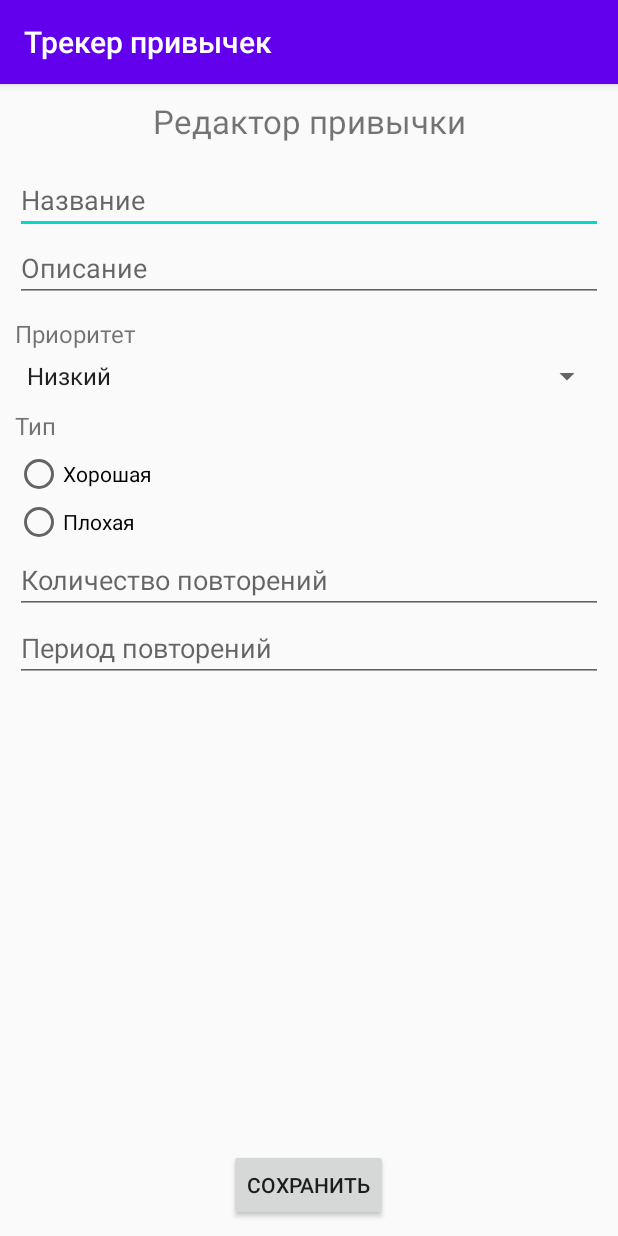
After one commit to PetrovaDaria/mobile-doubletapp, an Android app: the EditHabitFragment screen opened directly, with no data from a screen before it, on a phone screen of 412 x 824 dp. The commit adds this screen. Run offline under Robolectric (Android 15) with nearby library versions, the phone set to English and light mode, and no system bars.

Commit message:
фрагмент для редактора привычки

```diff
--- a/app/src/main/AndroidManifest.xml
+++ b/app/src/main/AndroidManifest.xml
@@ -9,14 +9,14 @@
         android:roundIcon="@mipmap/ic_launcher_round"
         android:supportsRtl="true"
         android:theme="@style/AppTheme">
-        <activity android:name=".MainActivity">
+        <activity android:name=".activities.MainActivity">
             <intent-filter>
                 <action android:name="android.intent.action.MAIN" />
 
                 <category android:name="android.intent.category.LAUNCHER" />
             </intent-filter>
         </activity>
-        <activity android:name=".EditHabitActivity"/>
+        <activity android:name=".activities.EditHabitActivity"/>
     </application>
 
 </manifest>
--- a/app/src/main/java/com/example/habittracker/DataAdapter.kt
+++ b/app/src/main/java/com/example/habittracker/DataAdapter.kt
@@ -6,13 +6,14 @@ import android.view.View
 import android.view.ViewGroup
 import android.widget.TextView
 import androidx.recyclerview.widget.RecyclerView
+import com.example.habittracker.enums.Priority
+import com.example.habittracker.enums.Type
 
 
 class DataAdapter(private var items: MutableList<Habit>) : RecyclerView.Adapter<DataAdapter.ViewHolder>() {
     protected lateinit var clickListener: View.OnClickListener
 
     fun setOnItemClickListener(clickListener: View.OnClickListener) {
-        println("set")
         this.clickListener = clickListener
     }
 
--- a/app/src/main/java/com/example/habittracker/Habit.kt
+++ b/app/src/main/java/com/example/habittracker/Habit.kt
@@ -1,6 +1,8 @@
 package com.example.habittracker
 
 import android.os.Parcelable
+import com.example.habittracker.enums.Priority
+import com.example.habittracker.enums.Type
 import kotlinx.android.parcel.Parcelize
 
 @Parcelize
--- /dev/null
+++ b/app/src/main/java/com/example/habittracker/activities/EditHabitActivity.kt
@@ -0,0 +1,23 @@
+package com.example.habittracker.activities
+
+import android.os.Bundle
+import androidx.appcompat.app.AppCompatActivity
+import com.example.habittracker.fragments.EditHabitFragment
+import com.example.habittracker.R
+
+
+class EditHabitActivity: AppCompatActivity() {
+    override fun onCreate(savedInstanceState: Bundle?) {
+        super.onCreate(savedInstanceState)
+        setContentView(R.layout.edit_habit_activity)
+        if (savedInstanceState == null) {
+            supportFragmentManager
+                .beginTransaction()
+                .add(
+                    R.id.edit_habit_activity,
+                    EditHabitFragment()
+                )
+                .commit()
+        }
+    }
+}
--- a/app/src/main/java/com/example/habittracker/Priority.kt
+++ b/app/src/main/java/com/example/habittracker/enums/Priority.kt
@@ -1,4 +1,4 @@
-package com.example.habittracker
+package com.example.habittracker.enums
 
 enum class Priority(val value: String) {
     Low("Низкий"),
--- a/app/src/main/java/com/example/habittracker/Type.kt
+++ b/app/src/main/java/com/example/habittracker/enums/Type.kt
@@ -1,4 +1,4 @@
-package com.example.habittracker
+package com.example.habittracker.enums
 
 enum class Type(val value: String) {
     Good("Хорошая"),
--- /dev/null
+++ b/app/src/main/java/com/example/habittracker/fragments/EditHabitFragment.kt
@@ -0,0 +1,112 @@
+package com.example.habittracker.fragments
+
+import android.content.Intent
+import android.os.Bundle
+import android.view.LayoutInflater
+import android.view.View
+import android.view.ViewGroup
+import android.widget.*
+import androidx.appcompat.app.AppCompatActivity
+import androidx.fragment.app.Fragment
+import com.example.habittracker.Habit
+import com.example.habittracker.enums.Priority
+import com.example.habittracker.R
+import com.example.habittracker.enums.Type
+
+class EditHabitFragment: Fragment() {
+    private var habitPosition = -1
+
+    private val habitPriorities = mapOf(
+        Priority.Low to 0,
+        Priority.Medium to 1,
+        Priority.High to 2
+    )
+
+    private val priorityIndexToEnum = mapOf(
+        "Низкий" to Priority.Low,
+        "Средний" to Priority.Medium,
+        "Высокий" to Priority.High
+    )
+
+    private val habitTypeToId = mapOf (
+        Type.Good to R.id.habit_type_good,
+        Type.Bad to R.id.habit_type_bad
+    )
+
+    override fun onCreateView(
+        inflater: LayoutInflater,
+        container: ViewGroup?,
+        savedInstanceState: Bundle?
+    ): View? {
+        val view = inflater.inflate(R.layout.edit_habit_fragment, container, false)
+
+        val habit = activity?.intent?.getParcelableExtra<Habit>("habit")
+        val habitPosition = activity?.intent?.getIntExtra("habitPosition", -1) ?: -1
+        this.habitPosition = habitPosition
+
+        if (habit != null) {
+            val habitName = view.findViewById<EditText>(R.id.habit_name_edit)
+            habitName.setText(habit.Name)
+
+            val habitDescription = view.findViewById<EditText>(R.id.habit_description_edit)
+            habitDescription.setText(habit.Description)
+
+            val habitPriority = view.findViewById<Spinner>(R.id.habit_priority_edit)
+            val selection = habitPriorities[habit.Priority]
+            if (selection != null) {
+                habitPriority.setSelection(selection)
+            }
+
+            val habitTypeId = habitTypeToId[habit.Type] ?: R.id.habit_type_good
+            val habitType = view.findViewById<RadioButton>(habitTypeId)
+            habitType.isChecked = true
+
+            val habitTimes = view.findViewById<EditText>(R.id.habit_times_edit)
+            habitTimes.setText(habit.Times.toString())
+
+            val habitPeriod = view.findViewById<EditText>(R.id.habit_period_edit)
+            habitPeriod.setText(habit.Period.toString())
+        }
+
+        return view
+    }
+
+    override fun onViewCreated(view: View, savedInstanceState: Bundle?) {
+        fun onSave() {
+            val name = view.findViewById<EditText>(R.id.habit_name_edit)
+            val description = view.findViewById<EditText>(R.id.habit_description_edit)
+            val priority = view.findViewById<Spinner>(R.id.habit_priority_edit)
+            val type = view.findViewById<RadioGroup>(R.id.habit_type_edit)
+            val times = view.findViewById<EditText>(R.id.habit_times_edit)
+            val period = view.findViewById<EditText>(R.id.habit_period_edit)
+
+            val priorityValue = priorityIndexToEnum[priority.selectedItem.toString()] ?: Priority.High;
+
+            val typeValue = if (type.checkedRadioButtonId == R.id.habit_type_good) {
+                Type.Good
+            } else {
+                Type.Bad
+            }
+
+            val habit = Habit(
+                name.text.toString() ?: "",
+                description.text.toString() ?: "",
+                priorityValue ?: Priority.High,
+                typeValue ?: Type.Good,
+                times?.text?.toString()?.toInt() ?: 1,
+                period?.text?.toString()?.toInt() ?: 1
+            )
+
+            val intent = Intent()
+            intent.putExtra("habit", habit)
+            intent.putExtra("habitPosition", habitPosition)
+            activity?.setResult(AppCompatActivity.RESULT_OK, intent)
+            activity?.finish()
+        }
+
+        val saveBtn = view.findViewById<Button>(R.id.habit_save)
+        saveBtn.setOnClickListener {
+            onSave()
+        }
+    }
+}
--- /dev/null
+++ b/app/src/main/res/layout/edit_habit_activity.xml
@@ -0,0 +1,8 @@
+<?xml version="1.0" encoding="utf-8"?>
+<LinearLayout xmlns:android="http://schemas.android.com/apk/res/android"
+    android:id="@+id/edit_habit_activity"
+    android:layout_width="match_parent"
+    android:layout_height="match_parent"
+    android:fillViewport="true"
+    android:orientation="vertical">
+</LinearLayout>
--- a/app/src/main/res/layout/edit_habit.xml
+++ b/app/src/main/res/layout/edit_habit_fragment.xml
@@ -99,7 +99,7 @@
             android:gravity="center|bottom"
             >
             <Button
-                android:onClick="onSave"
+                android:id="@+id/habit_save"
                 android:layout_width="wrap_content"
                 android:layout_height="wrap_content"
                 android:text="@string/save_habit_text" />
```
Also changed, not shown: app/src/main/java/com/example/habittracker/EditHabitActivity.kt (deleted, +0 -101 lines), app/src/main/java/com/example/habittracker/activities/MainActivity.kt (renamed from app/src/main/java/com/example/habittracker/MainActivity.kt, +7 -2 lines), app/src/main/java/com/example/habittracker/fragments/ListFragment.kt (renamed from app/src/main/java/com/example/habittracker/ListFragment.kt, +21 -3 lines).
